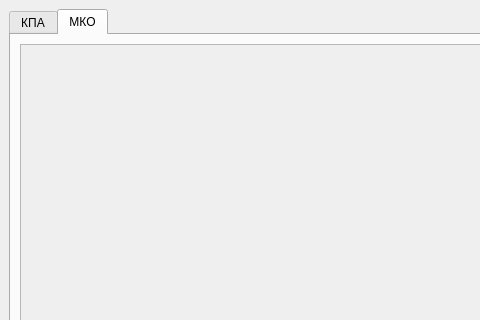
a-styuf/kpa_be_ske_lr, file main_win.ui: the form before one commit; both pictures show x 0 to 480 and y 0 to 320 of the 1218 by 654 pixel window.
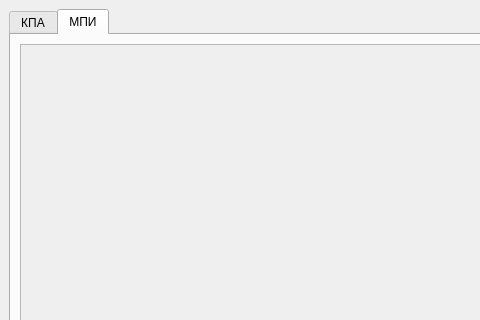
The form after the commit. The open tabs and pages were chosen to show the change.

Commit message:
- Переопределен цвет неиспользуемых каналов АЦП. - Переработана система сообщений статуса КПА: отображается разный статут для различных ситуаций с подключением КПА. - Добавлены кнопки "Подключить" и "Отключить".
+ Изменено название таба "МКО" на "МКИ"

The edit to the form file:
```diff
--- a/main_win.ui
+++ b/main_win.ui
@@ -722,7 +722,7 @@
       </widget>
       <widget class="QWidget" name="mkoTab">
        <attribute name="title">
-        <string>МКО</string>
+        <string>МПИ</string>
        </attribute>
        <layout class="QGridLayout" name="gridLayout_7">
         <item row="0" column="0">
```
Left out of the diff: 2 changed lines with no effect on the pictures. The commit also changes 1 other file.
